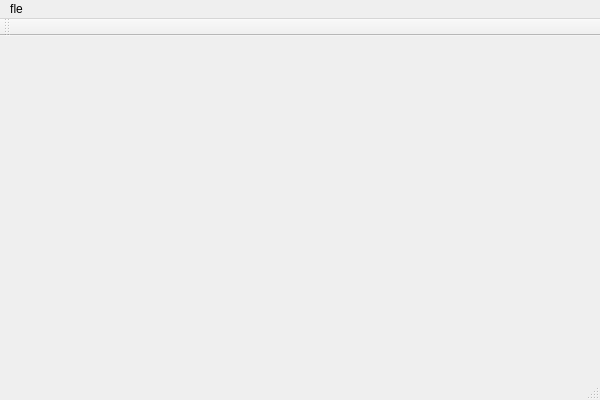
renmenziji/linapplication1.0, file linapplication/linapplication.ui: the form before one commit.
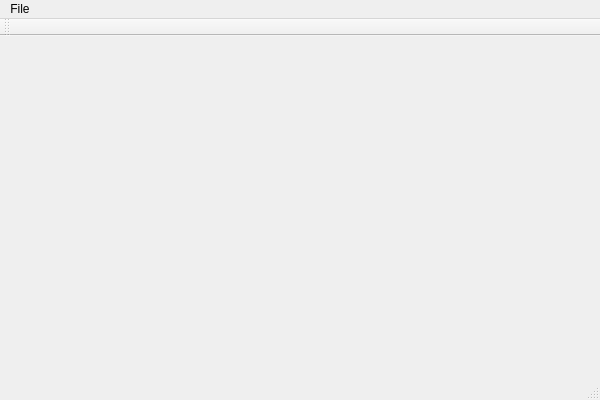
The form after the commit.

```diff
--- a/linapplication/linapplication.ui
+++ b/linapplication/linapplication.ui
@@ -20,12 +20,12 @@
      <x>0</x>
      <y>0</y>
      <width>600</width>
-     <height>21</height>
+     <height>23</height>
     </rect>
    </property>
    <widget class="QMenu" name="menu_basename">
     <property name="title">
-     <string>fle</string>
+     <string>File</string>
     </property>
     <addaction name="action_basename"/>
     <addaction name="actionChangefile"/>
```
Left out of the diff: 6 changed lines with no effect on the pictures.
